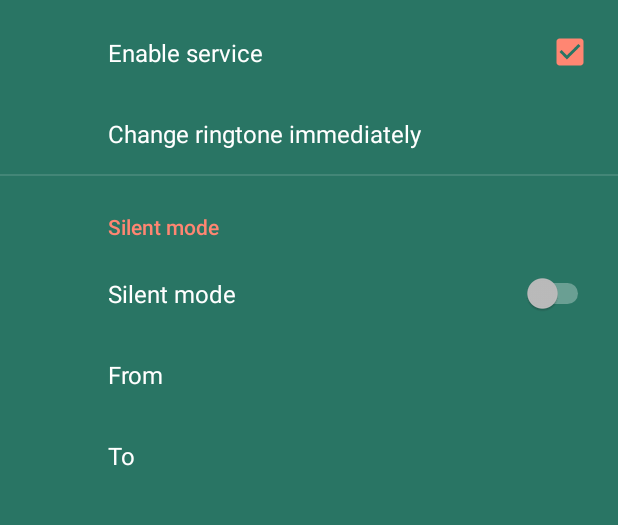
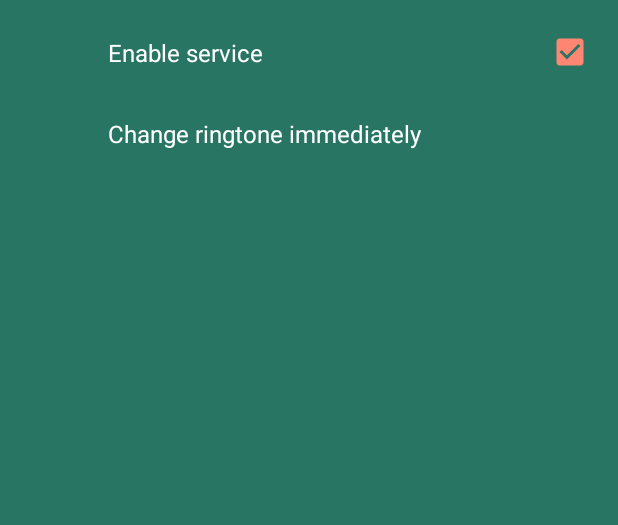
Before and after one commit to kifio/ringtones-manager, an Android app: the screen it shows after launch (MainActivity), on a phone screen of 412 x 824 dp, the part 149-674 px from its top. Run offline under Robolectric (Android 15) with nearby library versions, the phone set to English and light mode, and no system bars; our stand-ins replace androidx.preference; 4 statements that could not run were skipped.

Commit message:
Удалил заигрывания с автоматическим выставлением беззвучного режима

```diff
--- a/src/main/AndroidManifest.xml
+++ b/src/main/AndroidManifest.xml
@@ -31,7 +31,6 @@
             android:permission="android.permission.BIND_JOB_SERVICE"
             android:exported="true"/>
 
-        <receiver android:name=".silent_mode.SilentModeReceiver" />
         <service android:name=".ResetRingtoneService" android:exported="false" />
 
     </application>
--- a/src/main/java/kifio/ringtones/MainActivity.kt
+++ b/src/main/java/kifio/ringtones/MainActivity.kt
@@ -17,7 +17,7 @@ import android.support.v7.app.AppCompatActivity
 
 class MainActivity : AppCompatActivity() {
 
-    private val jobID = 1
+    private val JOB_ID = 210
     private val permRequestCode = 199
     private val settingRequestCode = 200
     private val permissions = arrayOf(
@@ -68,14 +68,19 @@ class MainActivity : AppCompatActivity() {
         }
     }
 
-    private fun schedule() {
+    fun schedule() {
         val jobScheduler = getSystemService(Context.JOB_SCHEDULER_SERVICE) as JobScheduler
-        jobScheduler.schedule(JobInfo.Builder(jobID,
+        jobScheduler.schedule(JobInfo.Builder(JOB_ID,
                 ComponentName(this, JobService::class.java))
                 .setRequiredNetworkType(JobInfo.NETWORK_TYPE_ANY)
                 .setPeriodic(AlarmManager.INTERVAL_DAY)
                 .setPersisted(true)
                 .build())
+    }
+
+    fun cancel() {
+        val jobScheduler = getSystemService(Context.JOB_SCHEDULER_SERVICE) as JobScheduler
+        jobScheduler.cancel(JOB_ID)
     }
 
     private fun pushFragment(f: Fragment, title: CharSequence?) {
--- a/src/main/java/kifio/ringtones/SettingsFragment.kt
+++ b/src/main/java/kifio/ringtones/SettingsFragment.kt
@@ -2,36 +2,35 @@ package kifio.ringtones
 
 import android.content.Intent
 import android.os.Bundle
-import android.support.v4.app.DialogFragment
 import android.support.v7.preference.Preference
 import android.support.v7.preference.Preference.OnPreferenceChangeListener
 import android.support.v7.preference.PreferenceFragmentCompat
-import kifio.ringtones.silent_mode.SilentModeAlarm
-import kifio.ringtones.silent_mode.SilentModeDialog
-import kifio.ringtones.silent_mode.SilentModePreference
 
 class SettingsFragment : PreferenceFragmentCompat(), OnPreferenceChangeListener {
 
-    private lateinit var setImmediately: Preference
-    private lateinit var enableSilentMode: Preference
-    private lateinit var from: SilentModePreference
-    private lateinit var to: SilentModePreference
+    private lateinit var keyChangeRingtoneSchedule: String
+    private lateinit var keyChangeRingtoneImmediately: String
 
     override fun onCreatePreferences(savedInstanceState: Bundle?, rootKey: String?) {
         addPreferencesFromResource(R.xml.settings)
 
-        val keyFrom = getString(R.string.pref_silent_mode_from)
-        val keyTo = getString(R.string.pref_silent_mode_to)
+        keyChangeRingtoneSchedule = getString(R.string.pref_change_by_schedule)
+        keyChangeRingtoneImmediately = getString(R.string.pref_change_immediately)
 
-        setImmediately = preferenceScreen.findPreference(getString(R.string.pref_change_immediately))
-        enableSilentMode  = preferenceScreen.findPreference(getString(R.string.pref_silent_mode_enable))
-        from = preferenceScreen.findPreference(keyFrom) as SilentModePreference
-        to = preferenceScreen.findPreference(keyTo) as SilentModePreference
+        val changeBySchedule = preferenceScreen.findPreference(keyChangeRingtoneSchedule)
+        val setImmediately = preferenceScreen.findPreference(keyChangeRingtoneImmediately)
+
 
         setImmediately.setOnPreferenceClickListener { resetRingtone() }
-        enableSilentMode.onPreferenceChangeListener = this
-        from.onPreferenceChangeListener = this
-        to.onPreferenceChangeListener = this
+        changeBySchedule.onPreferenceChangeListener = this
+
+    }
+
+    override fun onPreferenceChange(preference: Preference, value: Any): Boolean {
+
+        scheduleRingtonesChanging(value as Boolean)
+
+        return true
     }
 
     private fun resetRingtone(): Boolean {
@@ -41,21 +40,13 @@ class SettingsFragment : PreferenceFragmentCompat(), OnPreferenceChangeListener
         return true
     }
 
-    override fun onPreferenceChange(preference: Preference?, value: Any): Boolean {
+    private fun scheduleRingtonesChanging(enable: Boolean): Boolean {
 
-        if ((value is Boolean && value) || value is Int) {
-            SilentModeAlarm.scheduleVibrationMode(activity, from.mTime, to.mTime)
-        }
+        val a: MainActivity = activity as MainActivity
+
+        if (enable) a.schedule() else a.cancel()
 
         return true
     }
 
-    override fun onDisplayPreferenceDialog(preference: Preference) {
-
-        val dialogFragment: DialogFragment = SilentModeDialog.newInstance(preference.key)
-
-        dialogFragment.setTargetFragment(this, 0)
-        dialogFragment.show(activity.supportFragmentManager, SilentModeDialog::class.java.name)
-    }
-
 }
--- a/src/main/res/values/colors.xml
+++ b/src/main/res/values/colors.xml
@@ -6,4 +6,6 @@
     <color name="colorPrimaryText">#FFFFFF</color>
     <color name="colorSecondaryText">#BDBDBD</color>
     <color name="colorIcons">#FFFFFF</color>
+    <color name="ic_launcher_background">#297564</color>
+
 </resources>
--- a/src/main/res/values/ic_launcher_background.xml
+++ /dev/null
@@ -1,4 +0,0 @@
-<?xml version="1.0" encoding="utf-8"?>
-<resources>
-  <color name="ic_launcher_background">#297564</color>
-</resources>
--- a/src/main/res/values/keys.xml
+++ b/src/main/res/values/keys.xml
@@ -2,7 +2,4 @@
 <resources>
     <string name="pref_change_by_schedule">pref_change_by_schedule</string>
     <string name="pref_change_immediately">pref_change_immediately</string>
-    <string name="pref_silent_mode_enable">pref_silent_mode_enable</string>
-    <string name="pref_silent_mode_from">pref_silent_mode_start</string>
-    <string name="pref_silent_mode_to">pref_silent_mode_finish</string>
 </resources>
--- a/src/main/res/values/strings.xml
+++ b/src/main/res/values/strings.xml
@@ -8,8 +8,5 @@
     <string name="change_immediately">Change ringtone immediately</string>
     <string name="nothing_selected">Nothing selected</string>
     <string name="ringtones">Ringtones</string>
-    <string name="silent_mode">Silent mode</string>
-    <string name="silent_mode_from">From</string>
-    <string name="silent_mode_to">To</string>
 
 </resources>
--- a/src/main/res/xml/settings.xml
+++ b/src/main/res/xml/settings.xml
@@ -15,26 +15,4 @@
 
     </PreferenceCategory>
 
-    <PreferenceCategory android:key="@string/silent_mode"
-        android:title="@string/silent_mode">
-
-        <SwitchPreference
-            android:key="@string/pref_silent_mode_enable"
-            android:title="@string/silent_mode" />
-
-        <kifio.ringtones.silent_mode.SilentModePreference
-            android:dependency="@string/pref_silent_mode_enable"
-            android:key="@string/pref_silent_mode_from"
-            android:defaultValue="600"
-            android:title="@string/silent_mode_from" />
-
-        <kifio.ringtones.silent_mode.SilentModePreference
-            android:dependency="@string/pref_silent_mode_enable"
-            android:key="@string/pref_silent_mode_to"
-            android:defaultValue="1140"
-            android:title="@string/silent_mode_to" />
-
-    </PreferenceCategory>
-
-
 </PreferenceScreen>
```
Also changed, not shown: src/main/java/kifio/ringtones/App.kt (+5 -3 lines), src/main/java/kifio/ringtones/JobService.kt (+3 -4 lines), src/main/java/kifio/ringtones/RingtonesManager.kt (+11 -7 lines), src/main/java/kifio/ringtones/silent_mode/SilentModeAlarm.kt (deleted, +0 -47 lines), src/main/java/kifio/ringtones/silent_mode/SilentModeDialog.kt (deleted, +0 -63 lines), src/main/java/kifio/ringtones/silent_mode/SilentModePreference.kt (deleted, +0 -30 lines), src/main/java/kifio/ringtones/silent_mode/SilentModeReceiver.kt (deleted, +0 -55 lines), src/main/res/layout/d_silent_mode_settings.xml (deleted, +0 -7 lines).
